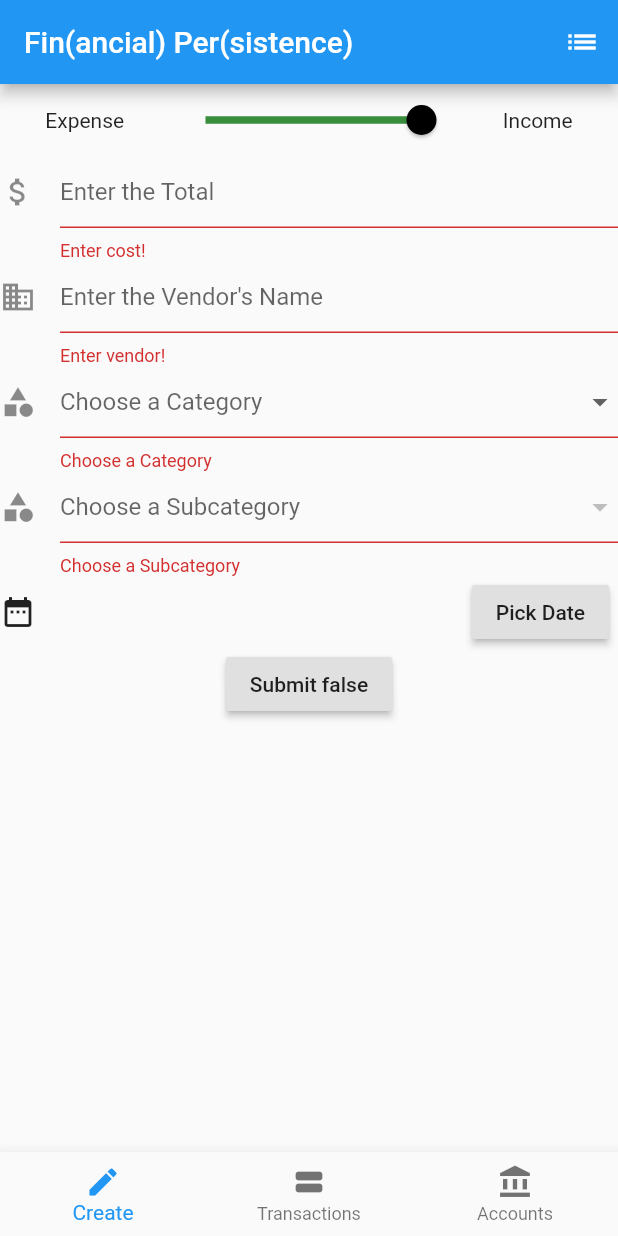
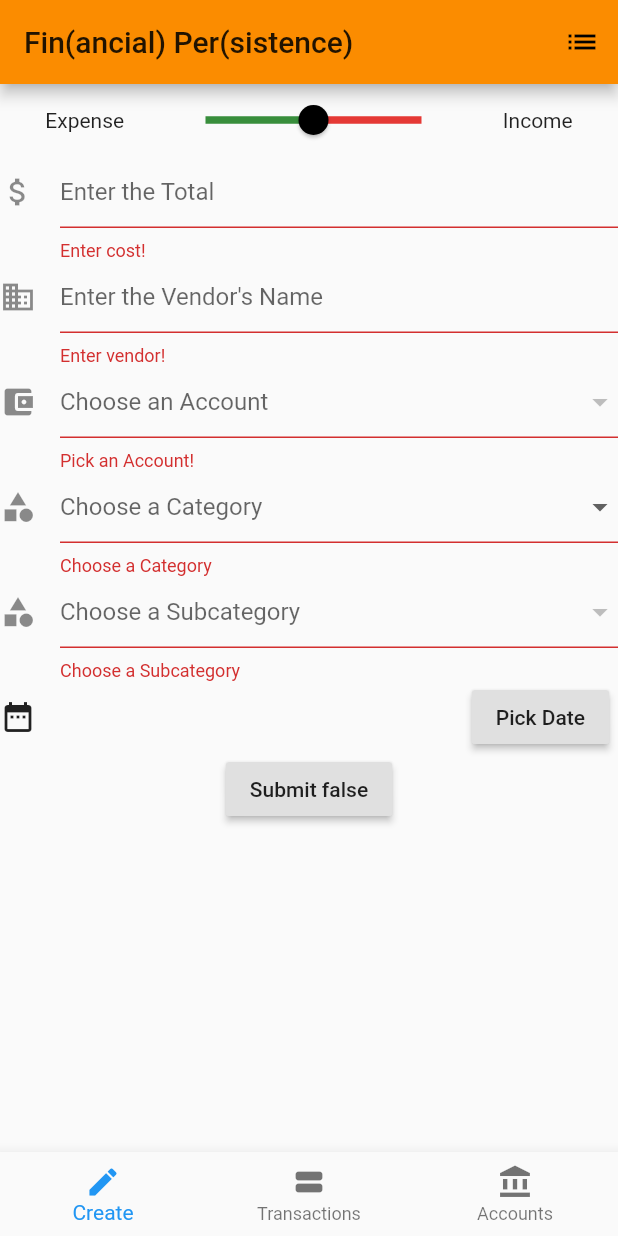
Before and after one commit to brendanarciszewski/finper, a Flutter app: the screen it shows after launch, after a tap on an icon or button, on a phone screen of 412 x 824 dp. Run offline on Flutter 3.47's test engine with Material 2 defaults, Android fonts, the phone set to English and light mode, and no system bars; our stand-ins replace sqflite; accounts and stored records are empty.

Commit message:
account added to form

```diff
--- a/lib/data/data.dart
+++ b/lib/data/data.dart
@@ -1,6 +1,10 @@
 import 'dart:convert';
 
 import 'db.dart';
+
+mixin Named {
+  String get name;
+}
 
 mixin HasTable {
   Table get _table;
@@ -36,7 +40,7 @@ mixin HasTable {
   }
 }
 
-class Category with HasTable {
+class Category with HasTable, Named {
   final int id;
   final String name;
 
@@ -131,7 +135,7 @@ class Category with HasTable {
   ];
 }
 
-class Account with HasTable {
+class Account with HasTable, Named {
   final int id;
   String name;
   double amount;
--- a/lib/main.dart
+++ b/lib/main.dart
@@ -11,7 +11,7 @@ class App extends StatelessWidget {
     return new MaterialApp(
       title: 'Welcome to Flutter',
       theme: new ThemeData(
-        primaryColor: Colors.blue,
+        primaryColor: Colors.orange[600],
       ),
       home: new HomePage(),
     );
--- a/lib/views/create_transaction.dart
+++ b/lib/views/create_transaction.dart
@@ -1,7 +1,7 @@
 import 'package:flutter/material.dart';
 import 'package:flutter/services.dart';
 import 'package:intl/intl.dart';
-import '../data/data.dart';
+import 'package:finper/data/data.dart';
 import 'package:finper/widgets/default_future_builder.dart';
 
 class CreateTransactionForm extends StatefulWidget {
@@ -22,34 +22,31 @@ class _CreateTransactionFormState extends State<CreateTransactionForm> {
   String _vendor;
   bool _submitted = false;
 
-  Future<List<Category>> _storedCategoriesFuture;
+  Future<List<Category>> _categoriesFuture;
+  Future<List<Account>> _accountsFuture;
 
   @override
   void initState() {
-    _storedCategoriesFuture = Category.categories;
+    _categoriesFuture = Category.categories;
+    _accountsFuture = Account.accounts;
     super.initState();
   }
 
   @override
   Widget build(BuildContext context) {
-    return new DefaultFutureBuilder<List<Category>>(
-      this._storedCategoriesFuture,
-      (BuildContext context, List<Category> categories) {
     return new ListView(
       children: <Widget>[
         new Form(
           key: this._formKey,
           child: new Column(
-                children: _visibleWidgets(categories),
+            children: _visibleWidgets(),
           ),
         ),
       ],
     );
   }
-    );
-  }
 
-  List<Widget> _visibleWidgets(List<Category> categories) {
+  List<Widget> _visibleWidgets() {
     return <Widget>[
       new Row(
           children: <Widget>[
@@ -89,7 +86,7 @@ class _CreateTransactionFormState extends State<CreateTransactionForm> {
                       },
                       min: -1.0,
                       max: 1.0,
-                      divisions: 1,
+                      divisions: 2,
                       value: this._sign,
                     )
                 );
@@ -132,8 +129,32 @@ class _CreateTransactionFormState extends State<CreateTransactionForm> {
           hintText: "Enter the Vendor's Name",
         ),
       ),
-      new DropdownButtonFormField<Category>(
-        items: listToDropdownList(categories),
+      new DefaultFutureBuilder<List<Account>>(
+        this._accountsFuture,
+        (BuildContext context, List<Account> accounts) {
+          return new DropdownButtonFormField<Account>(
+            items: listToDropdownList<Account>(accounts),
+            value: this._account,
+            validator: (Account account) {
+              if (this._account == null) return 'Pick an Account!';
+            },
+            onChanged: (Account account) {
+              setState(() {
+                this._account = account;
+              });
+            },
+            decoration: new InputDecoration(
+              icon: Icon(Icons.account_balance_wallet),
+              hintText: 'Choose an Account',
+            ),
+          );
+        }
+      ),
+      new DefaultFutureBuilder<List<Category>>(
+        this._categoriesFuture,
+        (BuildContext context, List<Category> categories) {
+          return new DropdownButtonFormField<Category>(
+            items: listToDropdownList<Category>(categories),
             value: this._category,
             onChanged: (Category category) {
               setState(() {
@@ -148,9 +169,11 @@ class _CreateTransactionFormState extends State<CreateTransactionForm> {
               icon: new Icon(Icons.category),
               hintText: "Choose a Category",
             ),
+          );
+        }
       ),
       new DropdownButtonFormField<Category>(
-        items: listToDropdownList(this._category != null
+        items: listToDropdownList<Category>(this._category != null
             ? this._category.subcategories
             : []),
         value: this._subcategory,
@@ -233,11 +256,11 @@ class _CreateTransactionFormState extends State<CreateTransactionForm> {
   }
 }
 
-List<DropdownMenuItem<Category>> listToDropdownList(List<Category> categories) {
-  return categories
-      .map((Category category) => new DropdownMenuItem<Category>(
-            value: category,
-            child: new Text(category.name),
+List<DropdownMenuItem<T>> listToDropdownList<T extends Named>(List<T> items) {
+  return items
+      .map((T item) => new DropdownMenuItem<T>(
+            value: item,
+            child: new Text(item.name),
           ))
       .toList();
 }
--- a/lib/views/transactions_list.dart
+++ b/lib/views/transactions_list.dart
@@ -1,5 +1,5 @@
 import 'package:flutter/material.dart';
-import '../data/data.dart';
+import 'package:finper/data/data.dart';
 import 'package:finper/widgets/default_future_builder.dart';
 
 class TransactionsList extends StatefulWidget {
@@ -25,7 +25,7 @@ class _TransactionsListState extends State<TransactionsList> {
           return Center(child: Text('Create a Transaction'),);
         return new ListView.builder(
           itemBuilder: (BuildContext context, int index) {
-
+            return new _TransactionItem(transactions[index]);
           },
           itemCount: transactions.length,
         );
@@ -35,7 +35,7 @@ class _TransactionsListState extends State<TransactionsList> {
 }
 
 class _TransactionItem extends StatelessWidget {
-  final Account _transaction;
+  final Transaction _transaction;
   _TransactionItem(this._transaction);
 
   @override
```
Lines whose indentation alone changed are shown as unchanged.
